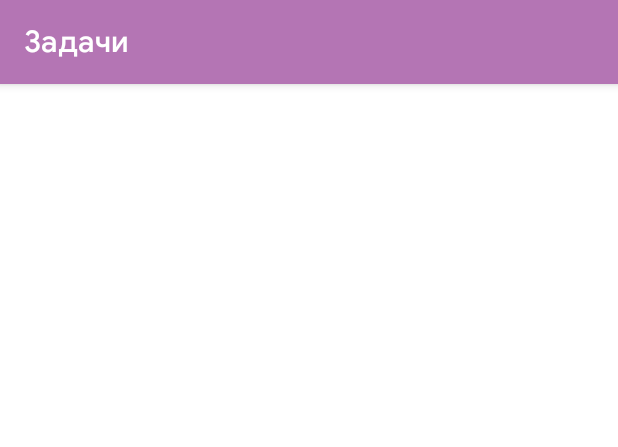
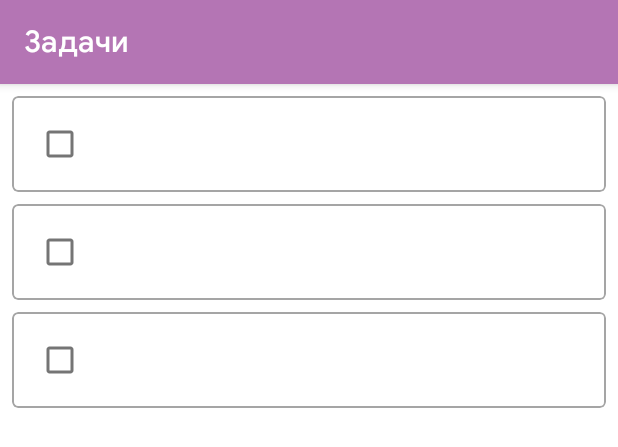
Before and after one commit to Liggidarck/Fluffy-Fox, an Android app: the layout fragment_tasks.xml on its own in the app's theme, with its tools: preview values and no code run, on a phone screen of 412 x 824 dp. Shown: the top 447 px of the screen. Run offline under Robolectric (Android 15) with nearby library versions, the phone set to English and light mode, and no system bars.

Commit message:
Add base tasks

```diff
--- a/app/src/main/AndroidManifest.xml
+++ b/app/src/main/AndroidManifest.xml
@@ -11,6 +11,9 @@
         android:roundIcon="@mipmap/ic_launcher_round"
         android:supportsRtl="true"
         android:theme="@style/Theme.Tasker">
+        <activity
+            android:name=".ui.tasks.AddEditTaskActivity"
+            android:exported="false" />
         <activity
             android:name=".SettingsActivity"
             android:exported="false" />
--- a/app/src/main/java/com/george/android/tasker/ui/passwords/PasswordGeneratorFragment.java
+++ b/app/src/main/java/com/george/android/tasker/ui/passwords/PasswordGeneratorFragment.java
@@ -27,7 +27,6 @@ public class PasswordGeneratorFragment extends Fragment {
 
     FragmentPasswordGeneratorBinding generatorBinding;
 
-    @RequiresApi(api = Build.VERSION_CODES.Q)
     @Nullable
     @Override
     public View onCreateView(@NonNull LayoutInflater inflater, @Nullable ViewGroup container, @Nullable Bundle savedInstanceState) {
@@ -57,10 +56,11 @@ public class PasswordGeneratorFragment extends Fragment {
 
             Vibrator vibrator = (Vibrator) requireActivity().getSystemService(Context.VIBRATOR_SERVICE);
             if (Build.VERSION.SDK_INT >= Build.VERSION_CODES.O) {
-                vibrator.vibrate(VibrationEffect.createOneShot(10, VibrationEffect.EFFECT_TICK));
+                vibrator.vibrate(VibrationEffect.createOneShot(10, VibrationEffect.DEFAULT_AMPLITUDE));
             } else {
                 vibrator.vibrate(100);
             }
+
         });
 
         generatorBinding.copyPassword.setOnClickListener(this::onCopyBtnClick);
--- a/app/src/main/res/layout/fragment_tasks.xml
+++ b/app/src/main/res/layout/fragment_tasks.xml
@@ -13,6 +13,12 @@
         style="@style/Widget.MaterialComponents.Toolbar.Primary"
         app:title="@string/title_tasks" />
 
+    <androidx.recyclerview.widget.RecyclerView
+        android:id="@+id/recycler_tasks"
+        android:layout_width="match_parent"
+        android:layout_height="match_parent"
+        android:layout_below="@id/toolbarTasks"
+        tools:listitem="@layout/task_item" />
 
 
 </RelativeLayout>
--- /dev/null
+++ b/app/src/main/res/layout/task_item.xml
@@ -0,0 +1,35 @@
+<?xml version="1.0" encoding="utf-8"?>
+<com.google.android.material.card.MaterialCardView xmlns:android="http://schemas.android.com/apk/res/android"
+    android:layout_width="match_parent"
+    android:layout_height="wrap_content"
+    xmlns:app="http://schemas.android.com/apk/res-auto"
+    android:layout_marginEnd="8dp"
+    android:layout_marginStart="8dp"
+    android:layout_marginTop="8dp"
+    app:strokeWidth="1dp"
+    app:strokeColor="@color/gray"
+    app:cardElevation="0dp">
+
+    <RelativeLayout
+        android:layout_width="match_parent"
+        android:layout_height="wrap_content"
+        android:padding="8dp" >
+
+
+        <com.google.android.material.checkbox.MaterialCheckBox
+            android:id="@+id/task_status_check_box"
+            android:layout_width="wrap_content"
+            android:layout_height="wrap_content" />
+
+        <TextView
+            android:id="@+id/task_text_view"
+            android:layout_width="wrap_content"
+            android:layout_height="wrap_content"
+            android:layout_toEndOf="@id/task_status_check_box"
+            android:layout_centerVertical="true"
+            android:textSize="17dp"
+            android:textColor="@color/black"/>
+
+    </RelativeLayout>
+
+</com.google.android.material.card.MaterialCardView>
```
Also changed, not shown: app/src/main/java/com/george/android/tasker/data/tasks/TaskAdapter.java (added, +78 -0 lines), app/src/main/java/com/george/android/tasker/data/tasks/TaskRepository.java (added, +84 -0 lines), app/src/main/java/com/george/android/tasker/data/tasks/room/Task.java (added, +35 -0 lines), app/src/main/java/com/george/android/tasker/data/tasks/room/TaskDao.java (added, +27 -0 lines), app/src/main/java/com/george/android/tasker/data/tasks/room/TaskDatabase.java (added, +51 -0 lines), app/src/main/java/com/george/android/tasker/ui/tasks/AddEditTaskActivity.java (added, +19 -0 lines), app/src/main/java/com/george/android/tasker/ui/tasks/TasksFragment.java (+19 -1 lines), app/src/main/java/com/george/android/tasker/ui/tasks/TasksViewModel.java (+38 -2 lines), app/src/main/res/layout/activity_add_edit_task.xml (added, +9 -0 lines).
